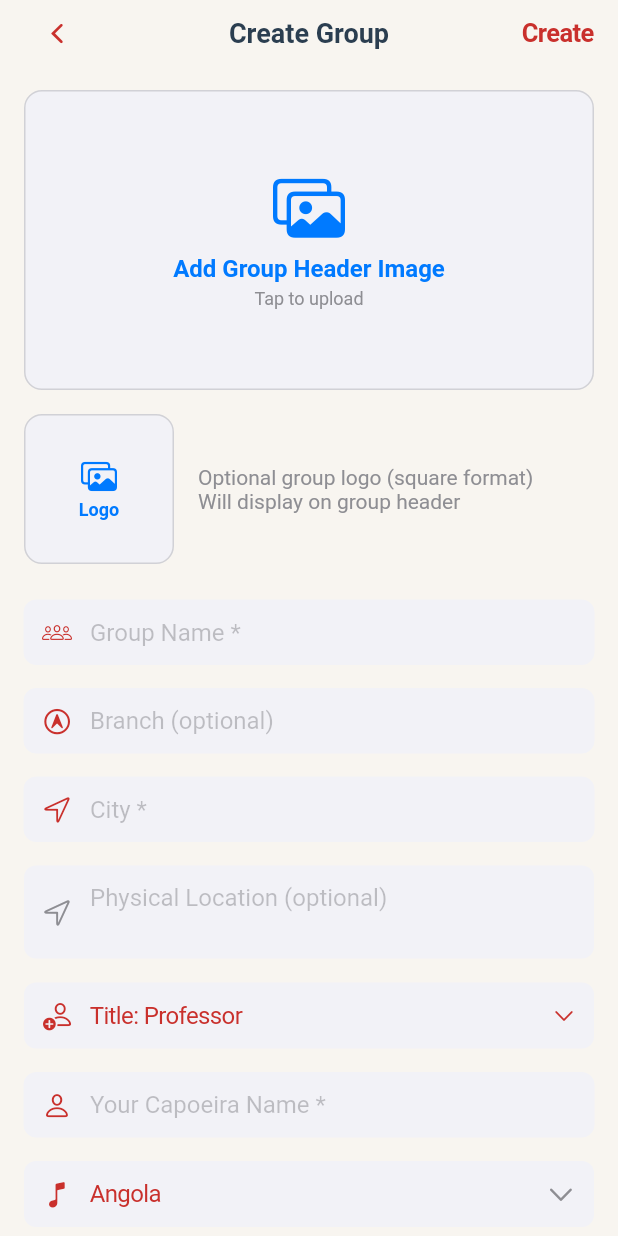
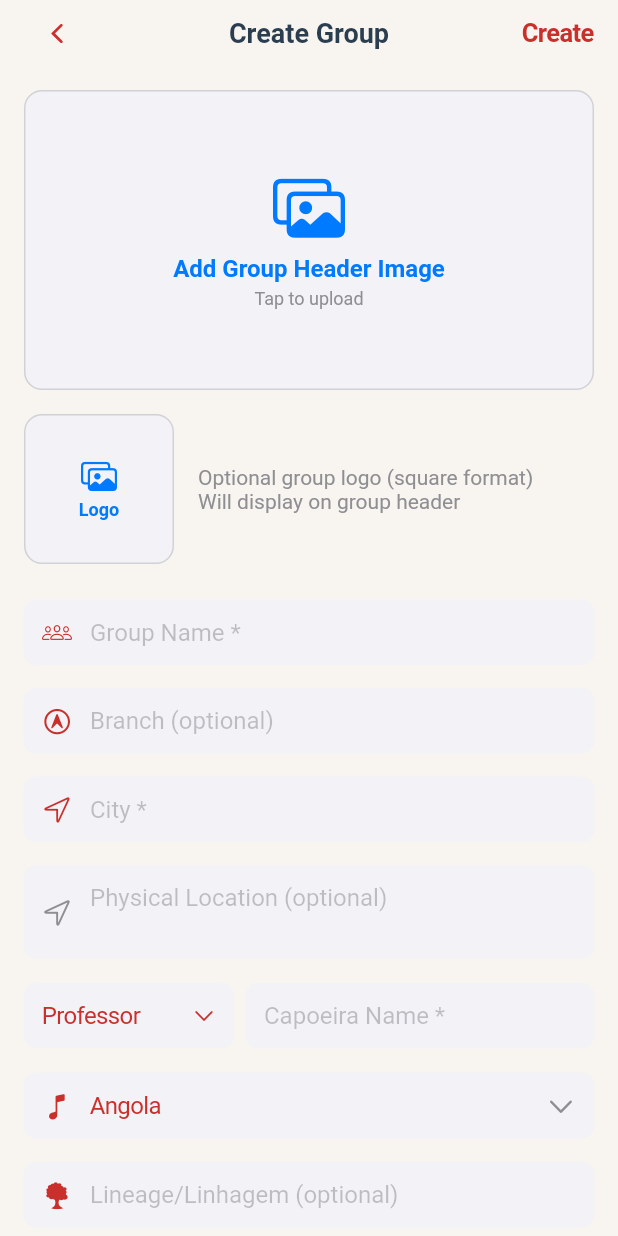
Before and after one commit to TempleOfNayra/roda, a Flutter app: the CreateEditGroupModal screen opened directly, on a phone screen of 412 x 824 dp. Run offline on Flutter 3.47's test engine with Material 3 defaults, Android fonts, the phone set to English and light mode, and no system bars; our stand-ins replace app_links, cached_network_image, equatable, flutter_riverpod, flutter_slidable, geolocator and 5 more; missing offline and left inert: google_places_sdk; accounts and stored records are empty.

Commit message:
this is a good build edit and create group page is good

```diff
--- a/lib/features/groups/presentation/pages/create_edit_group_modal.dart
+++ b/lib/features/groups/presentation/pages/create_edit_group_modal.dart
@@ -75,14 +75,40 @@
     }
   }
 
+  String _extractNameWithoutTitle(String dbCapoeiraName) {
+    Logger.debug('extractNameWithoutTitle input: "$dbCapoeiraName"');
+
+    String nameOnly = dbCapoeiraName.trim();
+    String nameLower = nameOnly.toLowerCase();
+
+    // Remove any title prefix from the name (case-insensitive)
+    for (String title in _teacherTitles) {
+      String titleLower = title.toLowerCase();
+      if (nameLower.startsWith('$titleLower ')) {
+        nameOnly = nameOnly.substring(title.length + 1).trim();
+        Logger.debug('Found and removed title "$title", result: "$nameOnly"');
+        break;
+      }
+    }
+
+    Logger.debug('extractNameWithoutTitle output: "$nameOnly"');
+    return nameOnly;
+  }
+
   void _populateExistingData(CapoeiraGroup group) {
+    Logger.debug('=== POPULATING EXISTING DATA FOR EDIT ===');
+    Logger.debug('Group name: ${group.name}, Teacher: ${group.teacherFullName}');
+
     _nameController.text = group.name;
     _branchController.text = group.branch ?? '';
     _cityController.text = group.city;
     if (group.locationAddress != null && group.locationAddress!.isNotEmpty) {
       _locationController.text = group.locationAddress!;
     }
-    _teacherNameController.text = group.teacherFullName;
+
+    // Extract name without title using our debug function
+    String nameForField = _extractNameWithoutTitle(group.teacherFullName);
+    _teacherNameController.text = nameForField;
     _lineageController.text = group.lineage ?? '';
     _descriptionController.text = group.description ?? '';
     _venmoController.text = group.venmoHandle ?? '';
@@ -251,7 +277,7 @@
           longitude: _longitude,
           placeId: _placeId,
           teacherTitle: _selectedTeacherTitle,
-          teacherFullName: _teacherNameController.text.trim(),
+          teacherFullName: '$_selectedTeacherTitle ${_teacherNameController.text.trim()}',
           capoeiraStyle: _selectedStyle,
           lineage: _lineageController.text.trim().isEmpty ? null : _lineageController.text.trim(),
           venmoHandle: _venmoController.text.trim().isEmpty ? null : _venmoController.text.trim(),
@@ -285,7 +311,7 @@
           longitude: _longitude,
           placeId: _placeId,
           teacherTitle: _selectedTeacherTitle,
-          teacherFullName: _teacherNameController.text.trim(),
+          teacherFullName: '$_selectedTeacherTitle ${_teacherNameController.text.trim()}',
           capoeiraStyle: _selectedStyle,
           lineage: _lineageController.text.trim().isEmpty ? null : _lineageController.text.trim(),
           description: _descriptionController.text.trim().isEmpty ? null : _descriptionController.text.trim(),
@@ -600,8 +626,13 @@
                   _buildLocationPicker(),
                   const SizedBox(height: 16),
 
-                  // Teacher Title
-                  CupertinoButton(
+                  // Teacher Title and Name Row
+                  Row(
+                    children: [
+                      // Title Picker (fixed width)
+                      SizedBox(
+                        width: 140,
+                        child: CupertinoButton(
                           padding: EdgeInsets.zero,
                           onPressed: () => _showTitlePicker(),
                           child: Container(
@@ -611,29 +642,33 @@
                               borderRadius: BorderRadius.circular(8),
                             ),
                             child: Row(
+                              mainAxisAlignment: MainAxisAlignment.spaceBetween,
                               children: [
-                          const Icon(CupertinoIcons.person_badge_plus, size: 20),
-                          const SizedBox(width: 12),
-                          Expanded(
+                                Flexible(
                                   child: Text(
-                              'Title: $_selectedTeacherTitle',
+                                    _selectedTeacherTitle,
                                     style: const TextStyle(fontSize: 16),
+                                    overflow: TextOverflow.ellipsis,
                                   ),
                                 ),
+                                const SizedBox(width: 4),
                                 const Icon(CupertinoIcons.chevron_down, size: 16),
                               ],
                             ),
                           ),
                         ),
-                  const SizedBox(height: 16),
-
-                  // Teacher Name
-                  _buildTextField(
+                      ),
+                      const SizedBox(width: 8),
+                      // Teacher Name Field (expandable)
+                      Expanded(
+                        child: _buildTextField(
                           controller: _teacherNameController,
-                    placeholder: 'Your Capoeira Name *',
-                    prefix: const Icon(CupertinoIcons.person, size: 20),
+                          placeholder: 'Capoeira Name *',
                           textCapitalization: TextCapitalization.words,
                           autocorrect: false,
+                        ),
+                      ),
+                    ],
                   ),
                   const SizedBox(height: 16),
 
@@ -777,6 +812,9 @@
   }
 
   void _showStylePicker() {
+    // Remove any existing focus before showing picker
+    FocusScope.of(context).unfocus();
+
     showCupertinoModalPopup(
       context: context,
       builder: (context) => Container(
@@ -822,6 +860,9 @@
   }
 
   void _showTitlePicker() {
+    // Remove any existing focus before showing picker
+    FocusScope.of(context).unfocus();
+
     showCupertinoModalPopup(
       context: context,
       builder: (context) => Container(
@@ -837,7 +878,10 @@
                   child: const Text('Cancel'),
                 ),
                 CupertinoButton(
-                  onPressed: () => Navigator.pop(context),
+                  onPressed: () {
+                    Navigator.pop(context);
+                    // Don't set focus anywhere after closing
+                  },
                   child: const Text('Done'),
                 ),
               ],
@@ -850,24 +894,7 @@
                 ),
                 onSelectedItemChanged: (index) {
                   setState(() {
-                    final oldTitle = _selectedTeacherTitle;
                     _selectedTeacherTitle = _teacherTitles[index];
-
-                    // Update teacher name field to prepend title
-                    String currentName = _teacherNameController.text.trim();
-
-                    // Remove old title if it exists at the beginning
-                    for (String title in _teacherTitles) {
-                      if (currentName.startsWith('$title ')) {
-                        currentName = currentName.substring(title.length + 1);
-                        break;
-                      }
-                    }
-
-                    // Add new title
-                    if (currentName.isNotEmpty) {
-                      _teacherNameController.text = '$_selectedTeacherTitle $currentName';
-                    }
                   });
                 },
                 children: _teacherTitles.map((title) => Text(title)).toList(),
--- a/lib/features/groups/presentation/pages/group_page.dart
+++ b/lib/features/groups/presentation/pages/group_page.dart
@@ -6,6 +6,7 @@
 import 'package:roda/data/core/supabase_client.dart';
 import 'package:roda/features/groups/providers/supabase_group_providers.dart';
 import 'package:roda/features/groups/providers/schedule_providers.dart';
+import 'package:roda/application/group_controller.dart';
 import 'package:roda/features/groups/presentation/pages/create_edit_group_modal.dart';
 import 'package:roda/features/teacher/presentation/pages/schedule_templates_page.dart';
 import 'package:roda/features/auth/providers/auth_provider.dart';
@@ -779,6 +780,9 @@
                     .delete()
                     .eq('id', group.id);
 
+                // Invalidate the user groups provider to refresh the list
+                ref.invalidate(userGroupsProvider);
+
                 // Navigate back to the previous screen
                 if (context.mounted) {
                   context.pop();
```
Lines whose indentation alone changed are shown as unchanged.
